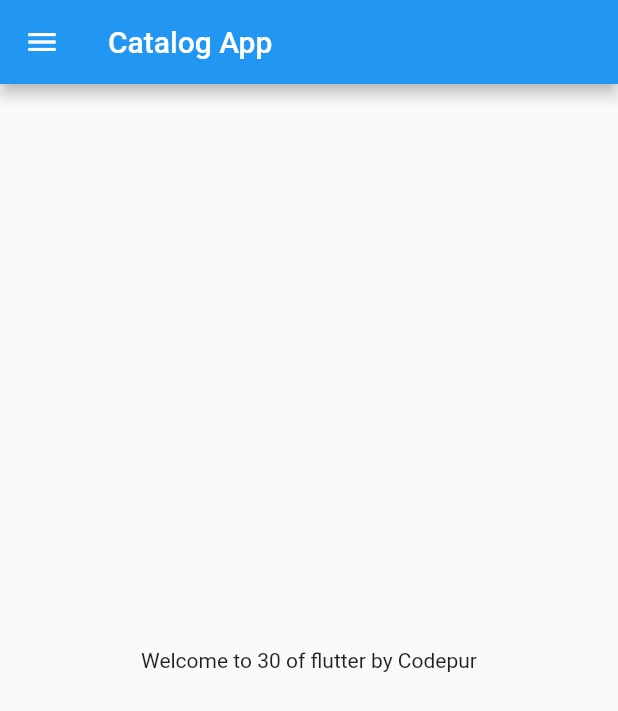
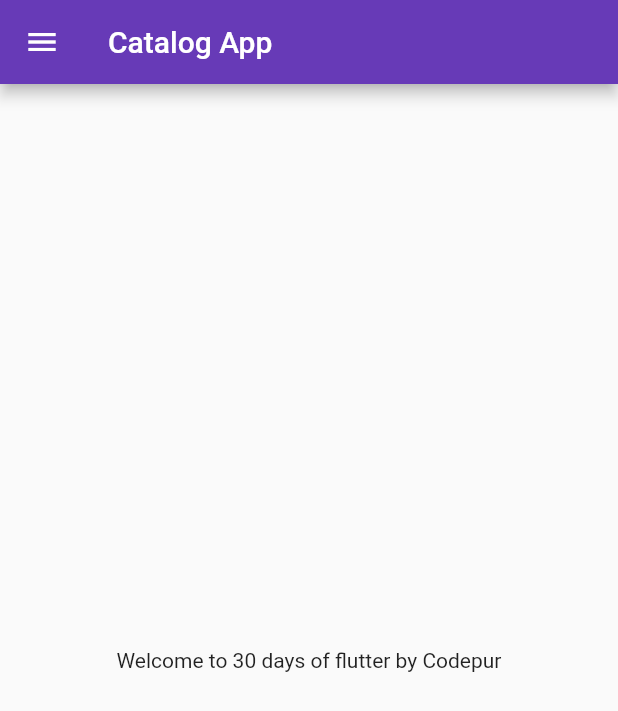
Before and after one commit to AbhiNaik988/Flutter_catelog_app, a Flutter app: the screen it shows after launch, on a phone screen of 412 x 824 dp. Shown: the top 711 px of the screen. Run offline on Flutter 3.47's test engine with Material 2 defaults, Android fonts, the phone set to English and light mode, and no system bars.

Commit message:
day 3 completed

```diff
--- a/lib/main.dart
+++ b/lib/main.dart
@@ -1,6 +1,7 @@
+import 'package:catelog_app/pages/login_page.dart';
 import 'package:flutter/material.dart';
 
-import 'hompage.dart';
+import 'pages/home_page.dart';
 
 void main() => runApp(MyApp());
 
@@ -9,8 +10,21 @@ class MyApp extends StatelessWidget {
 
   @override
   Widget build(BuildContext context) {
-    return const MaterialApp(
-      home: HomePage(),
+    return MaterialApp(
+      // home: HomePage(),
+      themeMode: ThemeMode.light,
+      theme: ThemeData(
+        primarySwatch: Colors.deepPurple
+      ),
+      darkTheme: ThemeData(
+        brightness: Brightness.dark,
+      ),
+      initialRoute: "/home",
+      routes: {
+        "/" : (context) => LoginPage(),
+        "/home" : (context) => HomePage(),
+        "/login" : (context) => LoginPage()
+      },
     );
   }
 }
--- a/lib/hompage.dart
+++ b/lib/pages/home_page.dart
@@ -14,7 +14,7 @@ class HomePage extends StatelessWidget {
       ),
       body: Center(
         child: Container(
-          child: Text("Welcome to $days of flutter by $name"),
+          child: Text("Welcome to $days days of flutter by $name"),
         ),
       ),
       drawer: const Drawer(),
```
Also changed, not shown: lib/pages/login_page.dart (added, +21 -0 lines).
